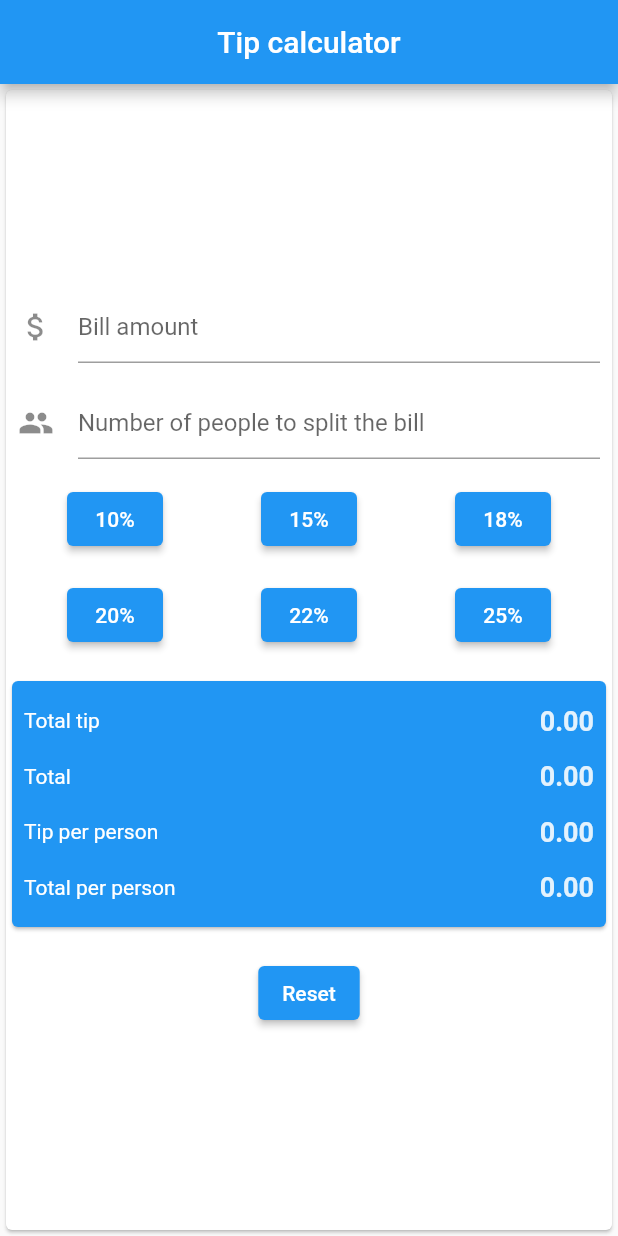
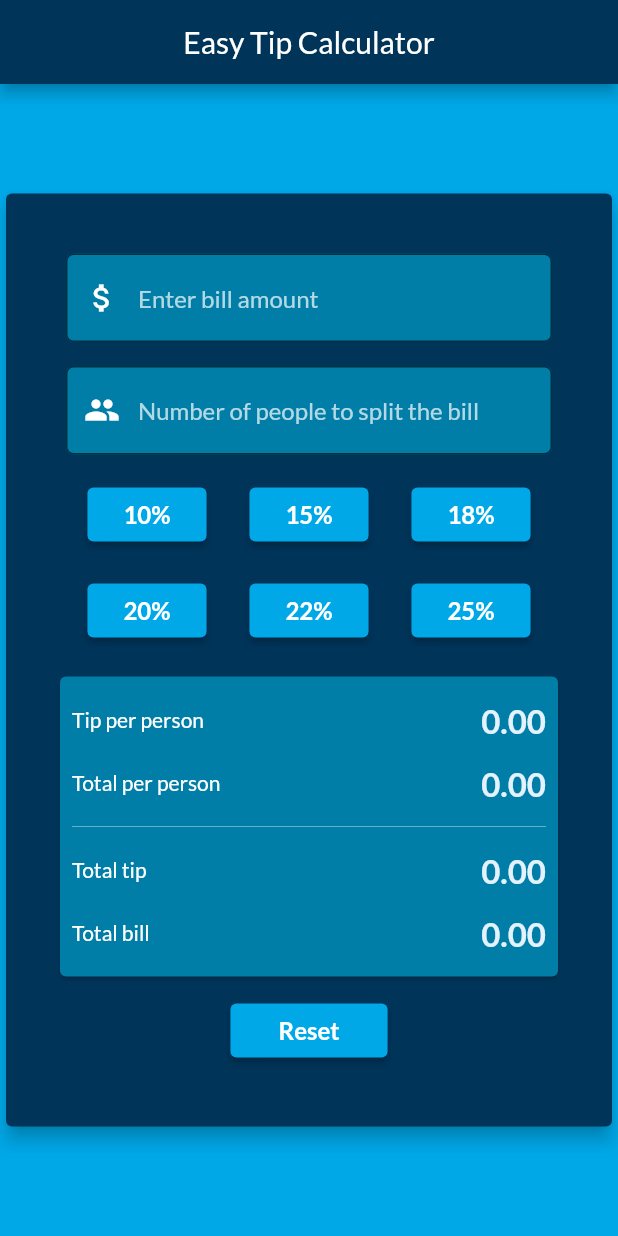
Before and after one commit to joffenhopland/tip-calculator, a Flutter app: the screen it shows after launch, on a phone screen of 412 x 824 dp. Run offline on Flutter 3.47's test engine with Material 2 defaults, Android fonts, the light colour scheme and no system bars; our stand-ins replace google_fonts.

Commit message:
New theme and UI

```diff
--- /dev/null
+++ b/lib/config.dart
@@ -0,0 +1,7 @@
+import 'package:flutter/material.dart';
+
+const Color themeColor1 = Color(0xFF00A8E8);
+const Color themeColor2 = Color(0xFF007EA7);
+const Color themeColor3 = Color(0xFF003459);
+const Color themeColor4 = Color(0xFF00171F);
+const Color themeColor5 = Color(0xFFFFFFFF);
--- a/lib/home_page.dart
+++ b/lib/home_page.dart
@@ -1,4 +1,5 @@
 import 'package:flutter/material.dart';
+import 'package:tip_calculator/config.dart';
 
 class MyHomePage extends StatefulWidget {
   const MyHomePage({super.key, required this.title});
@@ -59,30 +60,59 @@ class _MyHomePageState extends State<MyHomePage> {
     return Scaffold(
       resizeToAvoidBottomInset: false,
       appBar: AppBar(
+        backgroundColor: themeColor3,
         title: Center(child: Text(widget.title)),
       ),
       body: Center(
+        child: SingleChildScrollView(
+          child: Container(
+            constraints: BoxConstraints(maxWidth: 500),
             child: Card(
-          color: Colors.white,
+              elevation: 5,
+              color: themeColor3,
+              child: Padding(
+                padding: const EdgeInsets.all(32.0),
                 child: Column(
                   mainAxisAlignment: MainAxisAlignment.center,
                   children: [
                     Padding(
                       padding: const EdgeInsets.all(8.0),
                       child: TextFormField(
-                  decoration: const InputDecoration(
-                    hintText: 'Bill amount',
-                    icon: Icon(Icons.attach_money),
+                        style: TextStyle(color: themeColor5),
+                        decoration: InputDecoration(
+                          filled: true,
+                          fillColor: themeColor2,
+                          hintText: 'Enter bill amount',
+                          hintStyle:
+                              TextStyle(color: themeColor5.withOpacity(0.7)),
+                          prefixIcon: const Icon(
+                            Icons.attach_money,
+                            color: themeColor5,
+                          ),
+                          border: OutlineInputBorder(
+                            borderRadius: BorderRadius.circular(5),
+                          ),
                         ),
                         controller: _billController,
                       ),
                     ),
                     Padding(
                       padding: const EdgeInsets.all(8.0),
-                child: TextField(
-                  decoration: const InputDecoration(
+                      child: TextFormField(
+                        style: TextStyle(color: themeColor5),
+                        decoration: InputDecoration(
+                          filled: true,
+                          fillColor: themeColor2,
                           hintText: 'Number of people to split the bill',
-                    icon: Icon(Icons.people),
+                          hintStyle:
+                              TextStyle(color: themeColor5.withOpacity(0.7)),
+                          prefixIcon: Icon(
+                            Icons.people,
+                            color: themeColor5,
+                          ),
+                          border: OutlineInputBorder(
+                            borderRadius: BorderRadius.circular(5),
+                          ),
                         ),
                         controller: _numPeopleController,
                       ),
@@ -108,9 +138,12 @@ class _MyHomePageState extends State<MyHomePage> {
                                   },
                                   style: ElevatedButton.styleFrom(
                                       backgroundColor: _selectedButton10
-                                    ? Colors.blue.shade200
-                                    : Colors.blue),
-                            child: const Text('10%')),
+                                          ? themeColor2
+                                          : themeColor1),
+                                  child: Padding(
+                                    padding: const EdgeInsets.all(8.0),
+                                    child: const Text('10%', style: TextStyle(fontSize: 16, fontWeight: FontWeight.bold)),
+                                  )),
                               ElevatedButton(
                                   onPressed: () {
                                     _selectedButton15 = !_selectedButton15;
@@ -125,9 +158,12 @@ class _MyHomePageState extends State<MyHomePage> {
                                   },
                                   style: ElevatedButton.styleFrom(
                                       backgroundColor: _selectedButton15
-                                    ? Colors.blue.shade200
-                                    : Colors.blue),
-                            child: const Text('15%')),
+                                          ? themeColor2
+                                          : themeColor1),
+                                  child: Padding(
+                                    padding: const EdgeInsets.all(8.0),
+                                    child: const Text('15%', style: TextStyle(fontSize: 16, fontWeight: FontWeight.bold)),
+                                  )),
                               ElevatedButton(
                                   onPressed: () {
                                     _selectedButton18 = !_selectedButton18;
@@ -142,9 +178,12 @@ class _MyHomePageState extends State<MyHomePage> {
                                   },
                                   style: ElevatedButton.styleFrom(
                                       backgroundColor: _selectedButton18
-                                    ? Colors.blue.shade200
-                                    : Colors.blue),
-                            child: const Text('18%')),
+                                          ? themeColor2
+                                          : themeColor1),
+                                  child: Padding(
+                                    padding: const EdgeInsets.all(8.0),
+                                    child: const Text('18%', style: TextStyle(fontSize: 16, fontWeight: FontWeight.bold)),
+                                  )),
                             ],
                           ),
                         ),
@@ -167,9 +206,12 @@ class _MyHomePageState extends State<MyHomePage> {
                                   },
                                   style: ElevatedButton.styleFrom(
                                       backgroundColor: _selectedButton20
-                                    ? Colors.blue.shade200
-                                    : Colors.blue),
-                            child: const Text('20%')),
+                                          ? themeColor2
+                                          : themeColor1),
+                                  child: Padding(
+                                    padding: const EdgeInsets.all(8.0),
+                                    child: const Text('20%', style: TextStyle(fontSize: 16, fontWeight: FontWeight.bold)),
+                                  )),
                               ElevatedButton(
                                   onPressed: () {
                                     _selectedButton22 = !_selectedButton22;
@@ -184,9 +226,12 @@ class _MyHomePageState extends State<MyHomePage> {
                                   },
                                   style: ElevatedButton.styleFrom(
                                       backgroundColor: _selectedButton22
-                                    ? Colors.blue.shade200
-                                    : Colors.blue),
-                            child: const Text('22%')),
+                                          ? themeColor2
+                                          : themeColor1),
+                                  child: Padding(
+                                    padding: const EdgeInsets.all(8.0),
+                                    child: const Text('22%', style: TextStyle(fontSize: 16, fontWeight: FontWeight.bold)),
+                                  )),
                               ElevatedButton(
                                   onPressed: () {
                                     _selectedButton25 = !_selectedButton25;
@@ -201,18 +246,21 @@ class _MyHomePageState extends State<MyHomePage> {
                                   },
                                   style: ElevatedButton.styleFrom(
                                       backgroundColor: _selectedButton25
-                                    ? Colors.blue.shade200
-                                    : Colors.blue),
-                            child: const Text('25%'))
+                                          ? themeColor2
+                                          : themeColor1),
+                                  child: Padding(
+                                    padding: const EdgeInsets.all(8.0),
+                                    child: const Text('25%', style: TextStyle(fontSize: 16, fontWeight: FontWeight.bold),),
+                                  ))
                             ],
                           ),
                         ),
                       ],
                     ),
                     Padding(
-                padding: const EdgeInsets.symmetric(vertical: 8.0),
+                      padding: const EdgeInsets.only(top: 8.0),
                       child: Card(
-                  color: Colors.blue,
+                        color: themeColor2,
                         child: SizedBox(
                           width: double.infinity,
                           child: Padding(
@@ -221,9 +269,54 @@ class _MyHomePageState extends State<MyHomePage> {
                               crossAxisAlignment: CrossAxisAlignment.start,
                               children: [
                                 Padding(
-                            padding: const EdgeInsets.symmetric(vertical: 8.0),
+                                  padding:
+                                      const EdgeInsets.symmetric(vertical: 8.0),
                                   child: Row(
-                              mainAxisAlignment: MainAxisAlignment.spaceBetween,
+                                    mainAxisAlignment:
+                                        MainAxisAlignment.spaceBetween,
+                                    children: [
+                                      const Text('Tip per person',
+                                          style:
+                                              TextStyle(color: Colors.white)),
+                                      Text(
+                                        _tipPerPerson.toStringAsFixed(2),
+                                        style: TextStyle(
+                                            color: Colors.blue.shade50,
+                                            fontSize: 22,
+                                            fontWeight: FontWeight.bold),
+                                      ),
+                                    ],
+                                  ),
+                                ),
+                                Padding(
+                                  padding:
+                                      const EdgeInsets.symmetric(vertical: 8.0),
+                                  child: Row(
+                                    mainAxisAlignment:
+                                        MainAxisAlignment.spaceBetween,
+                                    children: [
+                                      const Text('Total per person',
+                                          style:
+                                              TextStyle(color: Colors.white)),
+                                      Text(
+                                        _totPerPerson.toStringAsFixed(2),
+                                        style: TextStyle(
+                                            color: Colors.blue.shade50,
+                                            fontSize: 22,
+                                            fontWeight: FontWeight.bold),
+                                      ),
+                                    ],
+                                  ),
+                                ),
+                                Divider(
+                                  color: Colors.white38,
+                                ),
+                                Padding(
+                                  padding:
+                                      const EdgeInsets.symmetric(vertical: 8.0),
+                                  child: Row(
+                                    mainAxisAlignment:
+                                        MainAxisAlignment.spaceBetween,
                                     children: [
                                       const Text(
                                         'Total tip',
@@ -233,63 +326,32 @@ class _MyHomePageState extends State<MyHomePage> {
                                         _totTip.toStringAsFixed(2),
                                         style: TextStyle(
                                             color: Colors.blue.shade50,
-                                      fontSize: 18,
+                                            fontSize: 22,
                                             fontWeight: FontWeight.bold),
                                       ),
                                     ],
                                   ),
                                 ),
                                 Padding(
-                            padding: const EdgeInsets.symmetric(vertical: 8.0),
+                                  padding:
+                                      const EdgeInsets.symmetric(vertical: 8.0),
                                   child: Row(
-                              mainAxisAlignment: MainAxisAlignment.spaceBetween,
+                                    mainAxisAlignment:
+                                        MainAxisAlignment.spaceBetween,
                                     children: [
-                                const Text('Total',
-                                    style: TextStyle(color: Colors.white)),
+                                      const Text('Total bill',
+                                          style:
+                                              TextStyle(color: Colors.white)),
                                       Text(
                                         _tot.toStringAsFixed(2),
                                         style: TextStyle(
                                             color: Colors.blue.shade50,
-                                      fontSize: 18,
+                                            fontSize: 22,
                                             fontWeight: FontWeight.bold),
                                       ),
                                     ],
                                   ),
                                 ),
-                          Padding(
-                            padding: const EdgeInsets.symmetric(vertical: 8.0),
-                            child: Row(
-                              mainAxisAlignment: MainAxisAlignment.spaceBetween,
-                              children: [
-                                const Text('Tip per person',
-                                    style: TextStyle(color: Colors.white)),
-                                Text(
-                                  _tipPerPerson.toStringAsFixed(2),
-                                  style: TextStyle(
-                                      color: Colors.blue.shade50,
-                                      fontSize: 18,
-                                      fontWeight: FontWeight.bold),
-                                ),
-                              ],
-                            ),
-                          ),
-                          Padding(
-                            padding: const EdgeInsets.symmetric(vertical: 8.0),
-                            child: Row(
-                              mainAxisAlignment: MainAxisAlignment.spaceBetween,
-                              children: [
-                                const Text('Total per person',
-                                    style: TextStyle(color: Colors.white)),
-                                Text(
-                                  _totPerPerson.toStringAsFixed(2),
-                                  style: TextStyle(
-                                      color: Colors.blue.shade50,
-                                      fontSize: 18,
-                                      fontWeight: FontWeight.bold),
-                                ),
-                              ],
-                            ),
-                          )
                               ],
                             ),
                           ),
@@ -299,6 +361,9 @@ class _MyHomePageState extends State<MyHomePage> {
                     Padding(
                       padding: const EdgeInsets.all(8.0),
                       child: ElevatedButton(
+                          style: ElevatedButton.styleFrom(
+                            backgroundColor: themeColor1,
+                          ),
                           onPressed: () {
                             setState(() {
                               _billController.clear();
@@ -315,9 +380,16 @@ class _MyHomePageState extends State<MyHomePage> {
                               _selectedButton25 = false;
                             });
                           },
-                    child: const Text('Reset')),
+                          child: Padding(
+                            padding: const EdgeInsets.symmetric(
+                                vertical: 8.0, horizontal: 16),
+                            child: const Text('Reset', style: TextStyle(fontSize: 16, fontWeight: FontWeight.bold)),
+                          )),
                     ),
                   ],
+                ),
+              ),
+            ),
           ),
         ),
       ), // This trailing comma makes auto-formatting nicer for build methods.
--- a/lib/main.dart
+++ b/lib/main.dart
@@ -1,5 +1,6 @@
 import 'package:flutter/material.dart';
-
+import 'package:google_fonts/google_fonts.dart';
+import 'package:tip_calculator/config.dart';
 import 'home_page.dart';
 
 void main() {
@@ -13,11 +14,26 @@ class MyApp extends StatelessWidget {
   Widget build(BuildContext context) {
     return MaterialApp(
       debugShowCheckedModeBanner: false,
-      title: 'Tip calculator',
-      theme: ThemeData(
-        primarySwatch: Colors.blue,
-      ),
-      home: const MyHomePage(title: 'Tip calculator'),
+      title: 'Easy Tip Calculator',
+      theme: _buildTheme(Brightness.light),
+      // ThemeData(
+      //     primarySwatch: Colors.blue,
+      //     scaffoldBackgroundColor: Colors.white,
+      //     textTheme:
+      // ),
+      home: const MyHomePage(title: 'Easy Tip Calculator'),
+    );
+  }
+
+  ThemeData _buildTheme(brightness) {
+    var baseTheme = ThemeData(
+      brightness: brightness,
+      primarySwatch: Colors.blue,
+      scaffoldBackgroundColor: themeColor1,
+    );
+
+    return baseTheme.copyWith(
+      textTheme: GoogleFonts.latoTextTheme(baseTheme.textTheme),
     );
   }
 }
--- a/pubspec.yaml
+++ b/pubspec.yaml
@@ -31,6 +31,8 @@ environment:
 dependencies:
   flutter:
     sdk: flutter
+  google_fonts: ^3.0.1
+
 
 
   # The following adds the Cupertino Icons font to your application.
```
Also changed, not shown: pubspec.lock, 3 other files. Lines whose indentation alone changed are shown as unchanged.
